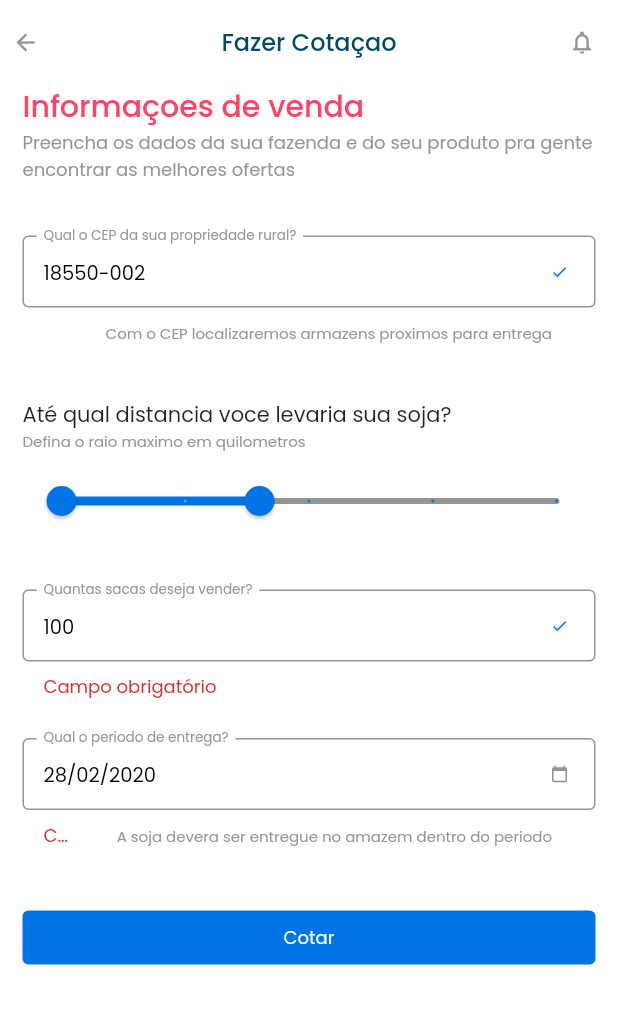
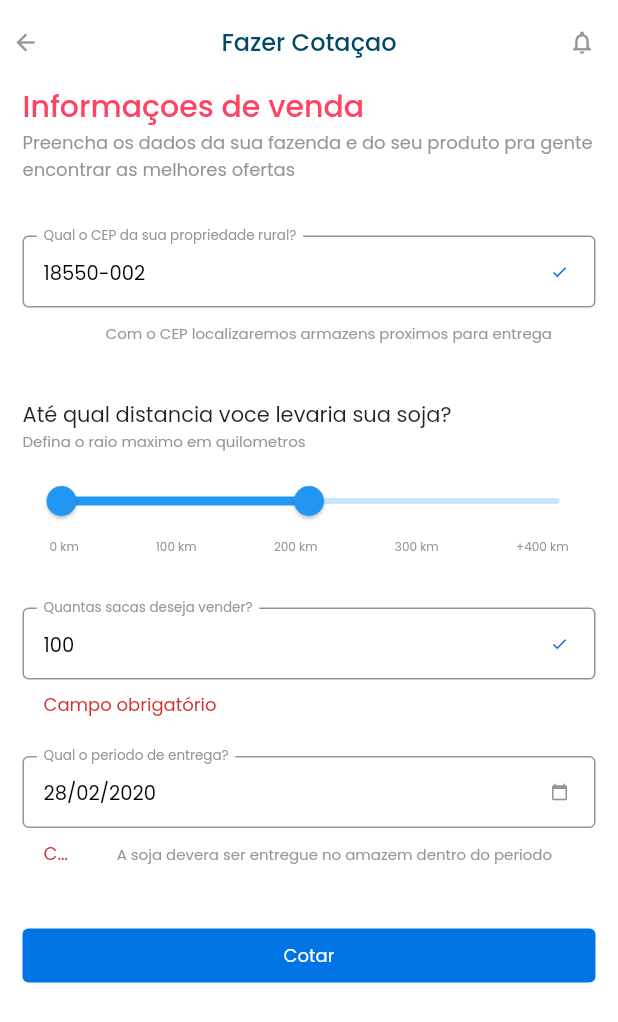
Before and after one commit to DMiyalu/mobile-test, a Flutter app: the Market screen opened by its route, after a tap on "Cotar", on a phone screen of 412 x 824 dp. Shown: the top 1022 px of the screen. Run offline on Flutter 3.47's test engine with Material 2 defaults, Android fonts, the phone set to English and light mode, and no system bars; our stand-ins replace get.

Commit message:
add range slider

```diff
--- a/lib/screens/market/widgets.dart
+++ b/lib/screens/market/widgets.dart
@@ -1,5 +1,6 @@
 import 'package:flutter/material.dart';
 import 'package:mobile_test/widgets/custom_button.dart';
+import 'package:mobile_test/widgets/rangeslider/range_slider_label_widget.dart';
 
 Widget form(context, formKey) {
   return Form(
@@ -38,8 +39,6 @@ Widget form(context, formKey) {
 }
 
 Widget _distance(context) {
-  double entryPoint = 40;
-  RangeValues _currentRangeValues = new RangeValues(0, entryPoint);
   return Column(
     crossAxisAlignment: CrossAxisAlignment.start,
     children: [
@@ -52,24 +51,7 @@ Widget _distance(context) {
               .copyWith(fontSize: 10, fontWeight: FontWeight.w400),
           textAlign: TextAlign.left),
       SizedBox(height: 8),
-      RangeSlider(
-        values: _currentRangeValues,
-        min: 0,
-        max: 100,
-        divisions: 4,
-        activeColor: Theme.of(context).primaryColor,
-        inactiveColor: Theme.of(context).primaryColorLight,
-        labels: RangeLabels(
-          _currentRangeValues.start.round().toString(),
-          _currentRangeValues.end.round().toString(),
-        ),
-        onChanged: (RangeValues values) {
-          _currentRangeValues = values;
-          // setState(() {
-          //   _currentRangeValues = values;
-          // });
-        },
-      )
+      RangeSliderLabelWidget(),
     ],
   );
 }
--- /dev/null
+++ b/lib/utils.dart
@@ -0,0 +1,12 @@
+import 'package:flutter/material.dart';
+
+class Utils {
+  static List<Widget> modelBuilder<M>(
+          List<M> models, Widget Function(int index, M model) builder) =>
+      models
+          .asMap()
+          .map<int, Widget>(
+              (index, model) => MapEntry(index, builder(index, model)))
+          .values
+          .toList();
+}
--- /dev/null
+++ b/lib/widgets/rangeslider/range_slider_label_widget.dart
@@ -0,0 +1,78 @@
+import 'package:flutter/material.dart';
+import 'package:mobile_test/utils.dart';
+
+class RangeSliderLabelWidget extends StatefulWidget {
+  RangeSliderLabelWidget({Key? key}) : super(key: key);
+
+  @override
+  _RangeSliderLabelWidgetState createState() => _RangeSliderLabelWidgetState();
+}
+
+class _RangeSliderLabelWidgetState extends State<RangeSliderLabelWidget> {
+  RangeValues values = RangeValues(10, 70);
+  RangeValues valuesBottom = RangeValues(0, 2);
+
+  @override
+  Widget build(BuildContext context) => SliderTheme(
+        data: SliderThemeData(
+          /// ticks in between
+          activeTickMarkColor: Colors.transparent,
+          inactiveTickMarkColor: Colors.transparent,
+        ),
+        child: Column(
+          mainAxisAlignment: MainAxisAlignment.center,
+          children: [
+            buildSliderBottomLabel(),
+          ],
+        ),
+      );
+
+  Widget buildSliderBottomLabel() {
+    final labels = ['0 km', '100 km', '200 km', '300 km', '+400 km'];
+    final double min = 0;
+    final double max = labels.length - 1.0;
+    final divisions = (max - min).toInt();
+
+    return Column(
+      mainAxisAlignment: MainAxisAlignment.center,
+      children: [
+        RangeSlider(
+          values: valuesBottom,
+          min: min,
+          max: max,
+          divisions: divisions,
+          onChanged: (values) => setState(() => this.valuesBottom = values),
+        ),
+        Container(
+          margin: EdgeInsets.symmetric(horizontal: 18),
+          child: Row(
+            mainAxisAlignment: MainAxisAlignment.spaceBetween,
+            children: Utils.modelBuilder(
+              labels,
+              (index, String? label) {
+                final selectedColor = Colors.black;
+                final unselectedColor = Theme.of(context).primaryColorLight;
+                final isSelected =
+                    index >= valuesBottom.start && index <= valuesBottom.end;
+                final color = isSelected ? selectedColor : unselectedColor;
+
+                return buildLabel(label: label);
+              },
+            ),
+          ),
+        ),
+      ],
+    );
+  }
+
+  Widget buildLabel({
+    @required String? label,
+  }) =>
+      Text(
+        label!,
+        textAlign: TextAlign.center,
+        style: Theme.of(context).textTheme.bodyText1!.copyWith(
+          fontSize: 8, fontWeight: FontWeight.w400
+        ),
+      );
+}
```
Also changed, not shown: lib/widgets/rangeslider/range_slider_color_widget.dart (added, +58 -0 lines), lib/widgets/rangeslider/range_slider_shape_widget.dart (added, +63 -0 lines), lib/widgets/rangeslider/range_slider_size_widget.dart (added, +61 -0 lines), lib/widgets/tab_bar_widget.dart (added, +43 -0 lines), lib/widgets/custom_slider_theme.dart (renamed from lib/screens/market/custom_slider_theme.dart).
